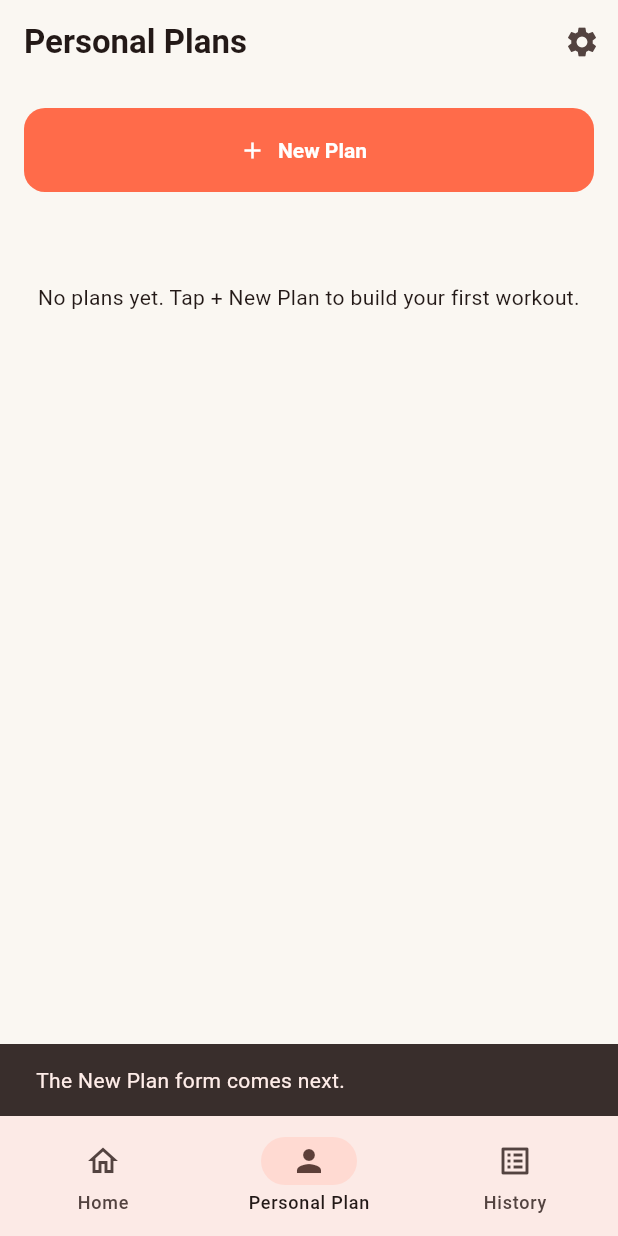
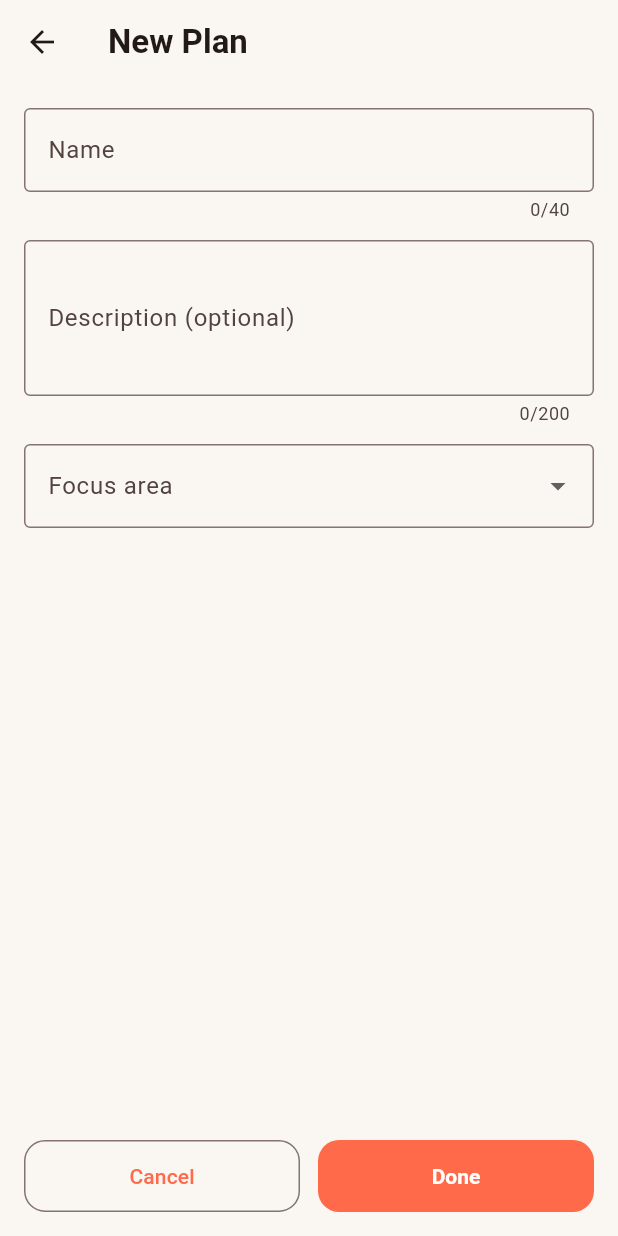
Before and after one commit to kirtan232/project_1_AppDev, a Flutter app: the screen it shows after launch, item 2 of the bottom bar chosen, after a tap on "New Plan", on a phone screen of 412 x 824 dp. Run offline on Flutter 3.47's test engine with Material 3 defaults, Android fonts, the phone set to English and light mode, and no system bars; our stand-ins replace sqflite; accounts and stored records are empty.

Commit message:
Added New Plan form with validation
Added PlanEditorScreen with name, description, and focus area fields.
Validate a required name up to 40 characters and a required focus area.
Add Cancel and Done buttons and dispose the text controllers.

```diff
--- a/lib/screens/personal_plans_screen.dart
+++ b/lib/screens/personal_plans_screen.dart
@@ -3,6 +3,7 @@ import 'package:flutter/material.dart';
 import '../data/database_helper.dart';
 import '../models/workout_plan.dart';
 import '../widgets/plan_card.dart';
+import 'plan_editor_screen.dart';
 
 // This screen lists the user's own plans and has a button to make a new one.
 class PersonalPlansScreen extends StatefulWidget {
@@ -49,6 +50,13 @@ class _PersonalPlansScreenState extends State<PersonalPlansScreen> {
   // This method shows a short message at the bottom of the screen.
   void _showMessage(String text) {
     ScaffoldMessenger.of(context).showSnackBar(SnackBar(content: Text(text)));
+  }
+
+  // This method opens the New Plan form on top of this screen.
+  void _openNewPlan() {
+    Navigator.of(context).push(
+      MaterialPageRoute(builder: (context) => const PlanEditorScreen()),
+    );
   }
 
   // This method builds the middle of the screen based on the current state.
@@ -107,7 +115,7 @@ class _PersonalPlansScreenState extends State<PersonalPlansScreen> {
       children: [
         // This large button matches the "+ New Plan" box in the wireframe.
         FilledButton.icon(
-          onPressed: () => _showMessage('The New Plan form comes next.'),
+          onPressed: _openNewPlan,
           icon: const Icon(Icons.add),
           label: const Text('New Plan'),
           style: FilledButton.styleFrom(minimumSize: const Size.fromHeight(56)),
--- /dev/null
+++ b/lib/screens/plan_editor_screen.dart
@@ -0,0 +1,131 @@
+import 'package:flutter/material.dart';
+
+import '../logic/plan_rules.dart';
+
+// This screen is the form for making a new workout plan.
+class PlanEditorScreen extends StatefulWidget {
+  const PlanEditorScreen({super.key});
+
+  @override
+  State<PlanEditorScreen> createState() => _PlanEditorScreenState();
+}
+
+class _PlanEditorScreenState extends State<PlanEditorScreen> {
+  // The form key lets the Done button check every field at once.
+  final _formKey = GlobalKey<FormState>();
+  final _titleController = TextEditingController();
+  final _descriptionController = TextEditingController();
+  String? _focusArea;
+
+  // Controllers hold memory, so they are cleaned up when the screen closes.
+  @override
+  void dispose() {
+    _titleController.dispose();
+    _descriptionController.dispose();
+    super.dispose();
+  }
+
+  // This method checks that the name is not blank and not too long.
+  String? _validateTitle(String? value) {
+    final text = (value ?? '').trim();
+    if (text.isEmpty) return 'Please enter a plan name.';
+    if (text.length > PlanRules.maxTitleLength) {
+      return 'Use ${PlanRules.maxTitleLength} characters or fewer.';
+    }
+    return null;
+  }
+
+  // This method checks that a focus area was chosen.
+  String? _validateFocus(String? value) {
+    if (value == null) return 'Please choose a focus area.';
+    return null;
+  }
+
+  // This method runs when Done is pressed.
+  void _onDone() {
+    // The form shows red error text under any field that is not valid.
+    if (!_formKey.currentState!.validate()) return;
+
+    // Saving to the database is added in a later step.
+    ScaffoldMessenger.of(context).showSnackBar(
+      const SnackBar(content: Text('The form is valid.')),
+    );
+  }
+
+  @override
+  Widget build(BuildContext context) {
+    return Scaffold(
+      appBar: AppBar(title: const Text('New Plan')),
+      body: Form(
+        key: _formKey,
+        child: ListView(
+          padding: const EdgeInsets.all(16),
+          children: [
+            TextFormField(
+              controller: _titleController,
+              decoration: const InputDecoration(
+                labelText: 'Name',
+                border: OutlineInputBorder(),
+              ),
+              maxLength: PlanRules.maxTitleLength,
+              textCapitalization: TextCapitalization.sentences,
+              validator: _validateTitle,
+            ),
+            const SizedBox(height: 12),
+            TextFormField(
+              controller: _descriptionController,
+              decoration: const InputDecoration(
+                labelText: 'Description (optional)',
+                border: OutlineInputBorder(),
+              ),
+              maxLength: PlanRules.maxDescriptionLength,
+              maxLines: 3,
+              textCapitalization: TextCapitalization.sentences,
+            ),
+            const SizedBox(height: 12),
+            DropdownButtonFormField<String>(
+              initialValue: _focusArea,
+              decoration: const InputDecoration(
+                labelText: 'Focus area',
+                border: OutlineInputBorder(),
+              ),
+              items: [
+                for (final area in PlanRules.focusAreas)
+                  DropdownMenuItem(value: area, child: Text(area)),
+              ],
+              onChanged: (value) {
+                setState(() {
+                  _focusArea = value;
+                });
+              },
+              validator: _validateFocus,
+            ),
+          ],
+        ),
+      ),
+      // The bottom bar matches the Cancel and Done boxes in the wireframe.
+      bottomNavigationBar: SafeArea(
+        child: Padding(
+          padding: const EdgeInsets.all(16),
+          child: Row(
+            children: [
+              Expanded(
+                child: OutlinedButton(
+                  onPressed: () => Navigator.of(context).pop(),
+                  child: const Text('Cancel'),
+                ),
+              ),
+              const SizedBox(width: 12),
+              Expanded(
+                child: FilledButton(
+                  onPressed: _onDone,
+                  child: const Text('Done'),
+                ),
+              ),
+            ],
+          ),
+        ),
+      ),
+    );
+  }
+}
```
Also changed, not shown: lib/logic/plan_rules.dart (+13 -0 lines).
